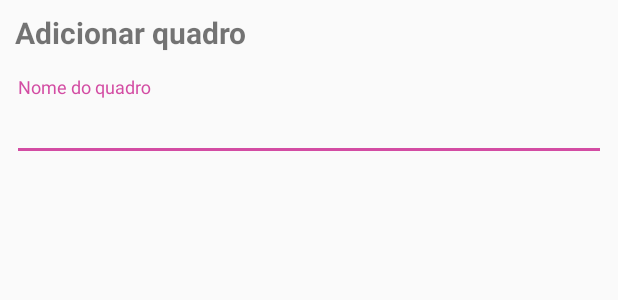
After one commit to andrevargas/realm-android-app, an Android app: the layout dialog_add_board.xml on its own in the app's theme, with its tools: preview values and no code run, on a phone screen of 412 x 824 dp. The commit adds this screen. Shown: the top 300 px of the screen. Run offline under Robolectric (Android 15) with nearby library versions, the phone set to English and light mode, and no system bars.

Commit message:
Dialogs :speech_balloon:

```diff
--- a/app/src/main/java/br/univali/sisnet/realmapp/domain/Board.kt
+++ b/app/src/main/java/br/univali/sisnet/realmapp/domain/Board.kt
@@ -11,4 +11,4 @@ open class Board(
     var name: String = "",
     var todos: RealmList<Todo> = RealmList(),
     var createdAt: Date = Date()
-) : RealmObject(), Serializable
+) : RealmObject()
--- a/app/src/main/java/br/univali/sisnet/realmapp/domain/Todo.kt
+++ b/app/src/main/java/br/univali/sisnet/realmapp/domain/Todo.kt
@@ -10,4 +10,4 @@ open class Todo(
     var description: String = "",
     var completed: Boolean = false,
     var createdAt: Date = Date()
-) : RealmObject(), Serializable
+) : RealmObject()
--- /dev/null
+++ b/app/src/main/res/layout/dialog_add_board.xml
@@ -0,0 +1,23 @@
+<?xml version="1.0" encoding="utf-8"?>
+<LinearLayout xmlns:android="http://schemas.android.com/apk/res/android"
+    android:orientation="vertical" android:layout_width="match_parent"
+    android:layout_height="match_parent"
+    android:padding="8dp">
+    <TextView
+        android:layout_width="wrap_content"
+        android:layout_height="wrap_content"
+        android:layout_marginBottom="16dp"
+        android:text="Adicionar quadro"
+        android:layout_marginStart="2dp"
+        android:textSize="20sp"
+        android:textStyle="bold" />
+    <android.support.design.widget.TextInputLayout
+        android:layout_width="match_parent"
+        android:layout_height="wrap_content">
+        <EditText
+            android:layout_width="match_parent"
+            android:layout_height="wrap_content"
+            android:hint="Nome do quadro"
+            />
+    </android.support.design.widget.TextInputLayout>
+</LinearLayout>
```
Also changed, not shown: app/src/main/java/br/univali/sisnet/realmapp/fragments/BoardDetailFragment.kt (+8 -4 lines), app/src/main/java/br/univali/sisnet/realmapp/fragments/BoardListFragment.kt (+18 -0 lines), app/src/main/res/layout/fragment_board_list.xml (+32 -5 lines).
